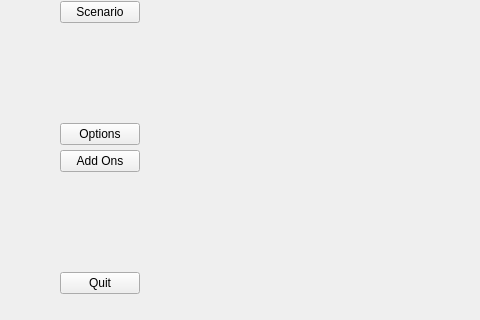
Above: client/page_main.ui from longturn/freeciv21 before the change; both pictures show x 0 to 480 and y 157 to 477 of the 821 by 477 pixel window. Below: the same form after it.
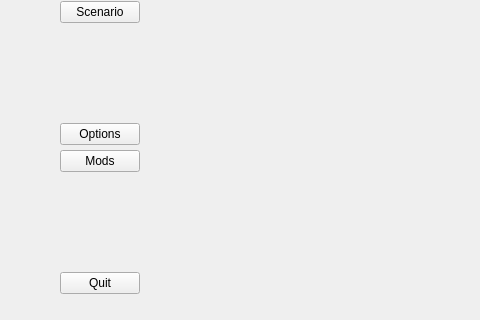
That is the form after the change.

Commit message: Change Add-Ons to Mods, remove Qt client text

Diff of the .ui file:
```diff
--- a/client/page_main.ui
+++ b/client/page_main.ui
@@ -130,7 +130,7 @@
     <item row="8" column="0">
      <widget class="QPushButton" name="baddon">
       <property name="text">
-       <string>Add Ons</string>
+       <string>Mods</string>
       </property>
       <property name="main_pagebt" stdset="0">
        <bool>true</bool>
```
Left out of the diff: 2 changed lines with no effect on the pictures. The commit also changes 1 other file.
